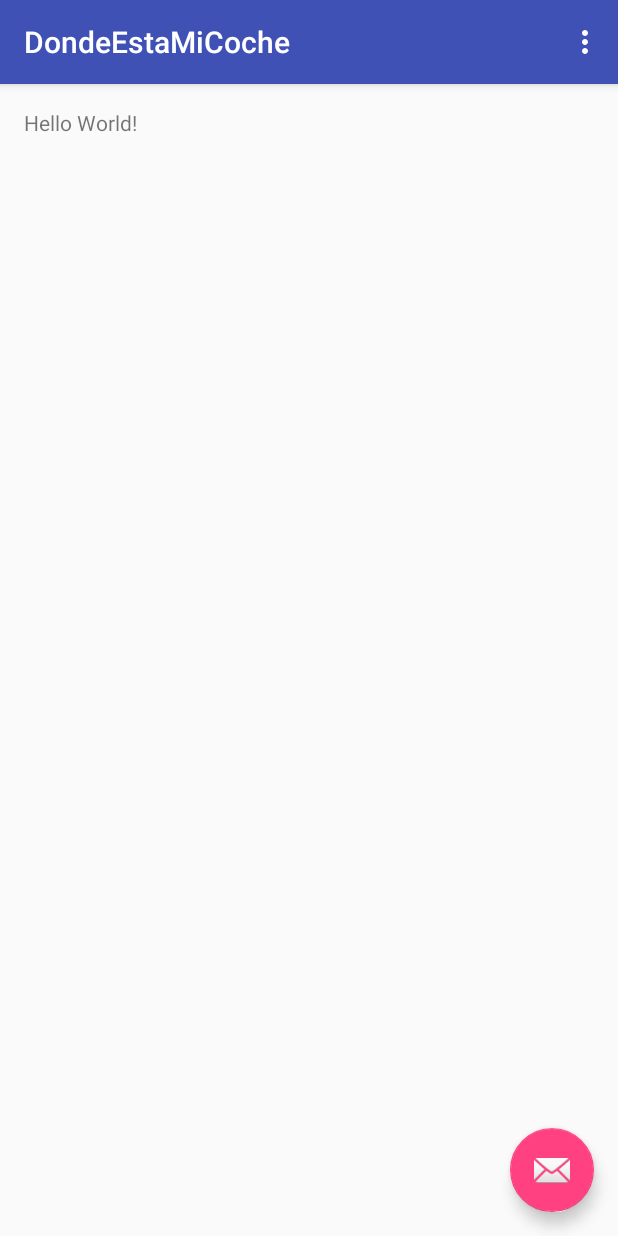
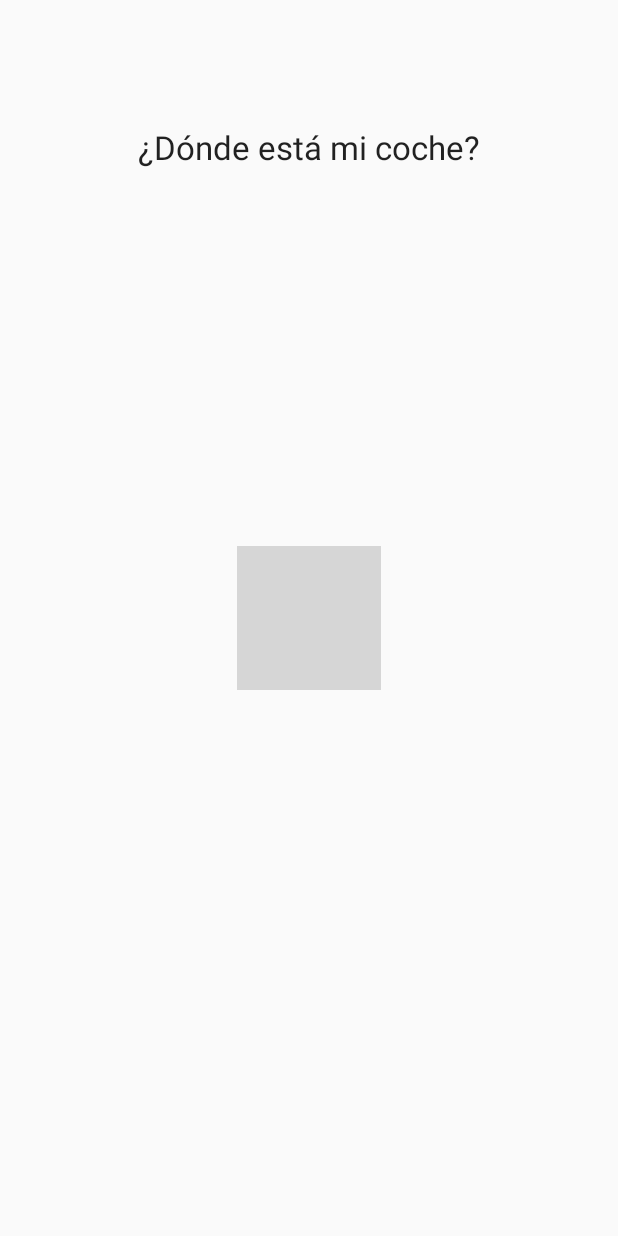
Before and after one commit to JotaMontero/DondeEstaMiCoche, an Android app: the first screen one second after launch (InicioActivity before the commit, LogoActivity after it), on a phone screen of 412 x 824 dp. Run offline under Robolectric (Android 15) with nearby library versions, the phone set to English and light mode, and no system bars; grey boxes are pictures that could not be loaded.

Commit message:
2015-12-27 19:00 Commit 1 - Generada estructura inicial del proyecto. Añadidos activities logo+inicio+mapa para primeras pruebas.

```diff
--- a/app/build.gradle
+++ b/app/build.gradle
@@ -24,4 +24,5 @@ dependencies {
     testCompile 'junit:junit:4.12'
     compile 'com.android.support:appcompat-v7:23.1.0'
     compile 'com.android.support:design:23.1.0'
+    compile 'com.google.android.gms:play-services:8.3.0'
 }
--- /dev/null
+++ b/app/src/debug/res/values/google_maps_api.xml
@@ -0,0 +1,6 @@
+<resources>
+    <!-- Clave única de la API de Google Maps asociada a mi cuenta -->
+    <string name="google_maps_key" translatable="false" templateMergeStrategy="preserve">
+        AIzaSyAzj7BqRJgAsd7mH88G1oYZod2rtaiMOOk
+    </string>
+</resources>
--- a/app/src/main/java/es/jotamontero/dondeestamicoche/InicioActivity.java
+++ b/app/src/main/java/es/jotamontero/dondeestamicoche/InicioActivity.java
@@ -1,5 +1,6 @@
 package es.jotamontero.dondeestamicoche;
 
+import android.content.Intent;
 import android.os.Bundle;
 import android.support.design.widget.FloatingActionButton;
 import android.support.design.widget.Snackbar;
@@ -22,8 +23,11 @@ public class InicioActivity extends AppCompatActivity {
         fab.setOnClickListener(new View.OnClickListener() {
             @Override
             public void onClick(View view) {
-                Snackbar.make(view, "Replace with your own action", Snackbar.LENGTH_LONG)
+                Snackbar.make(view, "Guardar posición actual.", Snackbar.LENGTH_LONG)
                         .setAction("Action", null).show();
+                Intent i = new Intent(InicioActivity.this, LocalizacionActivity.class);
+                startActivity(i);
+                finish();
             }
         });
     }
--- /dev/null
+++ b/app/src/main/java/es/jotamontero/dondeestamicoche/LogoActivity.java
@@ -0,0 +1,31 @@
+package es.jotamontero.dondeestamicoche;
+
+import android.content.Intent;
+import android.os.Bundle;
+import android.os.Handler;
+import android.support.design.widget.FloatingActionButton;
+import android.support.design.widget.Snackbar;
+import android.support.v7.app.AppCompatActivity;
+import android.support.v7.widget.Toolbar;
+import android.view.View;
+
+public class LogoActivity extends AppCompatActivity {
+
+    @Override
+    protected void onCreate(Bundle savedInstanceState) {
+        super.onCreate(savedInstanceState);
+        setContentView(R.layout.activity_logo);
+        Handler handler = new Handler();
+        // Mostramos la pantalla del logo durante unos segundos.
+        // Aquí hay que añadir las comprobaciones de ubicación e internet.
+        handler.postDelayed(new Runnable() {
+            @Override
+            public void run() {
+                Intent i = new Intent(LogoActivity.this, InicioActivity.class);
+                startActivity(i);
+                finish();
+            }
+        }, 4500);
+    }
+
+}
--- a/app/src/main/res/layout/activity_inicio.xml
+++ b/app/src/main/res/layout/activity_inicio.xml
@@ -20,6 +20,6 @@
     <android.support.design.widget.FloatingActionButton android:id="@+id/fab"
         android:layout_width="wrap_content" android:layout_height="wrap_content"
         android:layout_gravity="bottom|end" android:layout_margin="@dimen/fab_margin"
-        android:src="@android:drawable/ic_dialog_email" />
+        android:src="@android:drawable/ic_menu_mylocation" />
 
 </android.support.design.widget.CoordinatorLayout>
--- /dev/null
+++ b/app/src/main/res/layout/activity_localizacion.xml
@@ -0,0 +1,6 @@
+<fragment xmlns:android="http://schemas.android.com/apk/res/android"
+    xmlns:tools="http://schemas.android.com/tools"
+    xmlns:map="http://schemas.android.com/apk/res-auto" android:layout_width="match_parent"
+    android:layout_height="match_parent" android:id="@+id/map"
+    tools:context="es.jotamontero.dondeestamicoche.LocalizacionActivity"
+    android:name="com.google.android.gms.maps.SupportMapFragment" />
--- /dev/null
+++ b/app/src/main/res/layout/activity_logo.xml
@@ -0,0 +1,29 @@
+<RelativeLayout xmlns:android="http://schemas.android.com/apk/res/android"
+xmlns:tools="http://schemas.android.com/tools"
+android:layout_width="match_parent"
+android:layout_height="match_parent"
+android:paddingBottom="@dimen/activity_vertical_margin"
+android:paddingLeft="@dimen/activity_horizontal_margin"
+android:paddingRight="@dimen/activity_horizontal_margin"
+android:paddingTop="@dimen/activity_vertical_margin"
+tools:context="es.jotamontero.dondeestamicoche.LogoActivity">
+
+<ImageView
+    android:id="@+id/imageView1"
+    android:layout_width="wrap_content"
+    android:layout_height="wrap_content"
+    android:layout_centerHorizontal="true"
+    android:layout_centerVertical="true"
+    android:src="@drawable/logo" />
+
+    <TextView
+        android:layout_width="wrap_content"
+        android:layout_height="wrap_content"
+        android:textAppearance="?android:attr/textAppearanceLarge"
+        android:id="@+id/textView"
+        android:layout_alignParentTop="true"
+        android:layout_centerHorizontal="true"
+        android:layout_marginTop="67dp"
+        android:text="@string/logo_activity_nombreapp" />
+
+</RelativeLayout>
--- a/app/src/main/res/values/strings.xml
+++ b/app/src/main/res/values/strings.xml
@@ -1,4 +1,7 @@
 <resources>
     <string name="app_name">DondeEstaMiCoche</string>
     <string name="action_settings">Settings</string>
+    <string name="title_activity_logo">LogoActivity</string>
+    <string name="logo_activity_nombreapp">¿Dónde está mi coche?</string>
+    <string name="title_activity_localizacion">Map</string>
 </resources>
```
Also changed, not shown: app/src/main/AndroidManifest.xml (+28 -0 lines), app/src/main/java/es/jotamontero/dondeestamicoche/LocalizacionActivity.java (added, +46 -0 lines), app/src/main/logo-web.png (added), app/src/main/res/mipmap-hdpi/logo.png (added), app/src/main/res/mipmap-mdpi/logo.png (added), app/src/main/res/mipmap-xhdpi/logo.png (added), app/src/main/res/mipmap-xxhdpi/logo.png (added), app/src/main/res/mipmap-xxxhdpi/logo.png (added), 2 other files.
